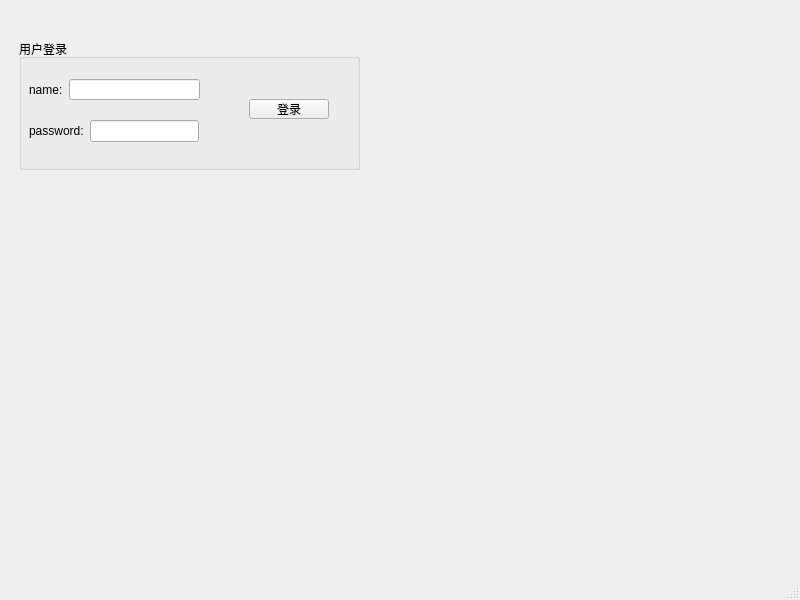
Qt form Client/httpclient.ui (yongjiezhu1998/Qt_HTTP_Server_Client) before a commit.
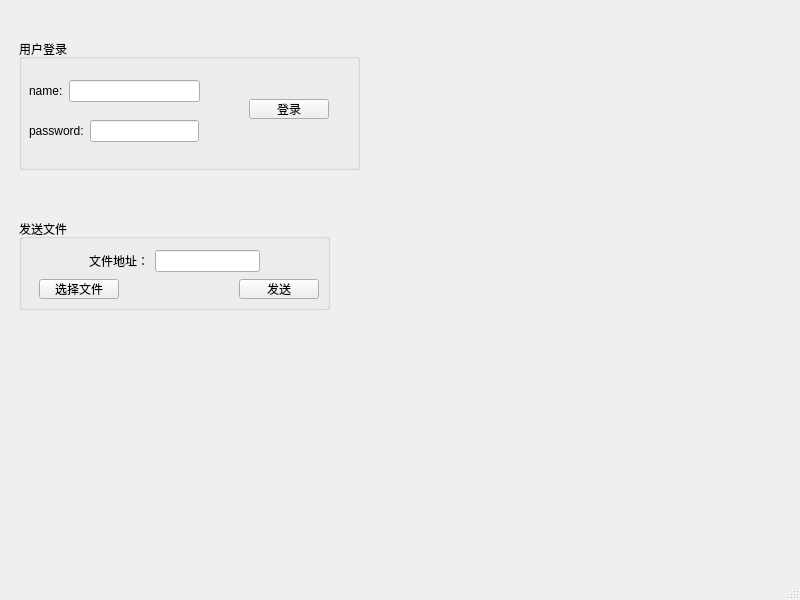
The same form after that commit.

Commit message: 客户端添加文件上传

The edit to the form file:
```diff
--- a/Client/httpclient.ui
+++ b/Client/httpclient.ui
@@ -42,7 +42,7 @@
          <string>登录</string>
         </property>
        </widget>
-       <widget class="QWidget" name="">
+       <widget class="QWidget" name="layoutWidget">
         <property name="geometry">
          <rect>
           <x>10</x>
@@ -64,13 +64,13 @@
          </item>
         </layout>
        </widget>
-       <widget class="QWidget" name="">
+       <widget class="QWidget" name="layoutWidget">
         <property name="geometry">
          <rect>
           <x>10</x>
           <y>40</y>
           <width>171</width>
-          <height>21</height>
+          <height>24</height>
          </rect>
         </property>
         <layout class="QHBoxLayout" name="horizontalLayout">
@@ -87,6 +87,77 @@
         </layout>
        </widget>
       </widget>
+      <widget class="QWidget" name="widget_2" native="true">
+       <property name="geometry">
+        <rect>
+         <x>0</x>
+         <y>200</y>
+         <width>341</width>
+         <height>121</height>
+        </rect>
+       </property>
+       <widget class="QGroupBox" name="groupBox">
+        <property name="geometry">
+         <rect>
+          <x>10</x>
+          <y>10</y>
+          <width>311</width>
+          <height>91</height>
+         </rect>
+        </property>
+        <property name="title">
+         <string>发送文件</string>
+        </property>
+        <widget class="QWidget" name="layoutWidget">
+         <property name="geometry">
+          <rect>
+           <x>70</x>
+           <y>30</y>
+           <width>171</width>
+           <height>24</height>
+          </rect>
+         </property>
+         <layout class="QHBoxLayout" name="horizontalLayout_3">
+          <item>
+           <widget class="QLabel" name="label_3">
+            <property name="text">
+             <string>文件地址：</string>
+            </property>
+           </widget>
+          </item>
+          <item>
+           <widget class="QLineEdit" name="lineEdit_address"/>
+          </item>
+         </layout>
+        </widget>
+        <widget class="QPushButton" name="pushButton_send">
+         <property name="geometry">
+          <rect>
+           <x>220</x>
+           <y>60</y>
+           <width>80</width>
+           <height>20</height>
+          </rect>
+         </property>
+         <property name="text">
+          <string>发送</string>
+         </property>
+        </widget>
+        <widget class="QPushButton" name="pushButton_address">
+         <property name="geometry">
+          <rect>
+           <x>20</x>
+           <y>60</y>
+           <width>80</width>
+           <height>20</height>
+          </rect>
+         </property>
+         <property name="text">
+          <string>选择文件</string>
+         </property>
+        </widget>
+       </widget>
+      </widget>
      </widget>
     </item>
    </layout>
```
The commit also changes 2 other files.
